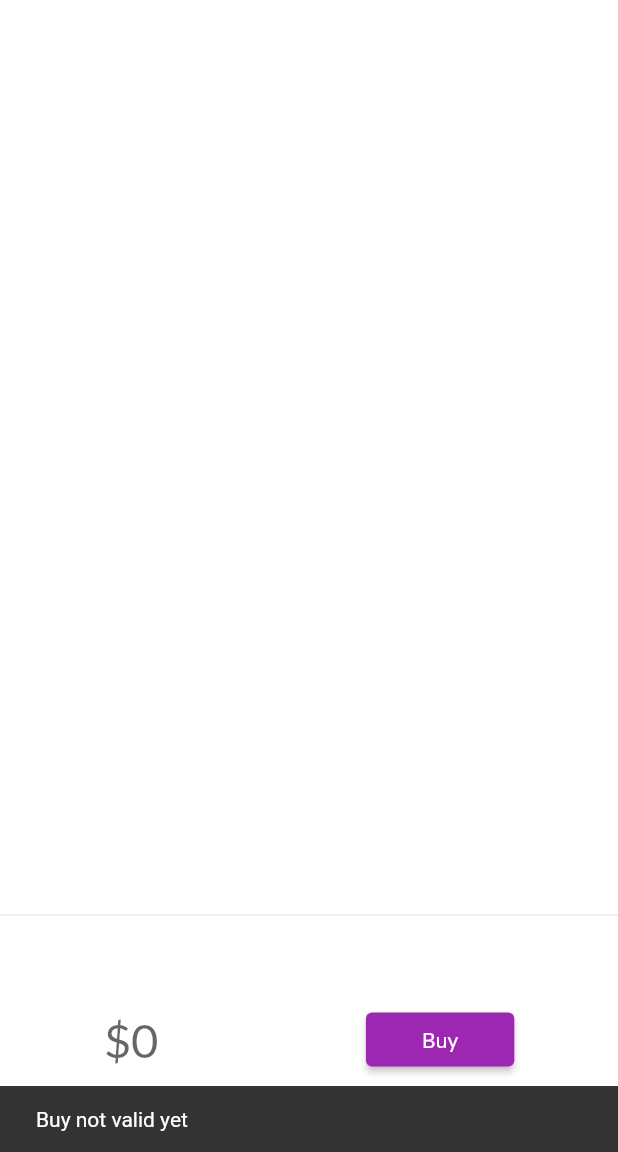
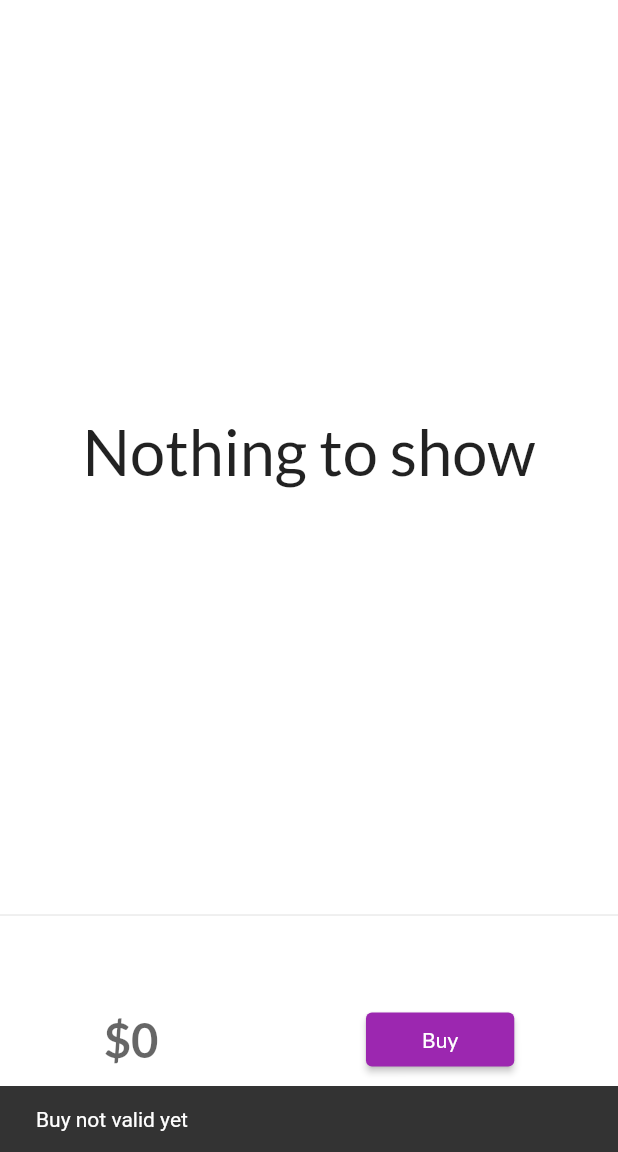
Before and after one commit to SyedAmeenHussaini/flutter_pra, a Flutter app: the CartPage screen opened by its route, after a tap on "Buy", on a phone screen of 412 x 824 dp, the part 84-1236 px from its top. Run offline on Flutter 3.47's test engine with Material 2 defaults, Android fonts, the phone set to English and light mode, and no system bars; our stand-ins replace google_fonts, velocity_x; network calls fail.

Commit message:
day 21 completed

```diff
--- a/lib/models/cart.dart
+++ b/lib/models/cart.dart
@@ -30,4 +30,9 @@ class CartModel {
   void add(Item item) {
     _itemIds.add(item.id.toInt());
   }
+
+
+  void remove(Item item) {
+    _itemIds.remove(item.id);
+  }
 }
--- a/lib/pages/cart_page.dart
+++ b/lib/pages/cart_page.dart
@@ -15,7 +15,7 @@ class CartPage extends StatelessWidget {
       ),
       body: Column(
         children: [
-          const CartList().p32().expand(),
+          CartList().p32().expand(),
           const Divider(),
           const CartTotal()
         ],
@@ -36,7 +36,7 @@ class CartTotal extends StatelessWidget {
         mainAxisAlignment: MainAxisAlignment.spaceAround,
         children: [
           "\$${_cart.totalPrice}"
-              .text
+              .text.bold
               .xl4
               .color(context.theme.hintColor)
               .make(),
@@ -57,29 +57,35 @@ class CartTotal extends StatelessWidget {
 class CartList extends StatefulWidget {
   const CartList({Key? key}) : super(key: key);
 
-  @override
-  State<CartList> createState() => _CartListState();
-}
-
-class _CartListState extends State<CartList> {
-  final _cart = CartModel();
-
-
 
 
   @override
+  State<CartList> createState() => CartListState();
+}
+
+class CartListState extends State<CartList> {
+  final cart = CartModel();
+  @override
   Widget build(BuildContext context) {
-    return ListView.builder(
-      itemCount: _cart.items?.length,
-      // ignore: non_constant_identifier_names
-      itemBuilder: (context, index) => ListTile(
-        leading: const Icon(Icons.done),
-        trailing: IconButton(
-          icon: const Icon(Icons.remove_circle_outline),
-          onPressed: () {},
-        ),
-        title: _cart.items[index].name.text.make(),
-      ),
-    );
+    return cart.items.isEmpty
+        ? "Nothing to show".text.xl5.makeCentered()
+        : ListView.builder(
+            itemCount: cart.items.length,
+
+            itemBuilder: (context, index) => ListTile(
+              leading:  const Icon(Icons.done),
+              trailing: IconButton(
+                icon:  const Icon(Icons.remove_circle_outline_outlined),
+                onPressed: () async {
+                  cart.remove(cart.items[index]);
+                  setState(() {
+                  });
+
+
+                },
+              ),
+              title: cart.items[index].name.text.make(),
+            ),
+          );
   }
 }
```
Also changed, not shown: lib/pages/widegts/add_to_cart.dart (added, +46 -0 lines), lib/pages/widegts/home_details_page.dart (+2 -12 lines), lib/widgets/catalog_list.dart (+2 -38 lines).
